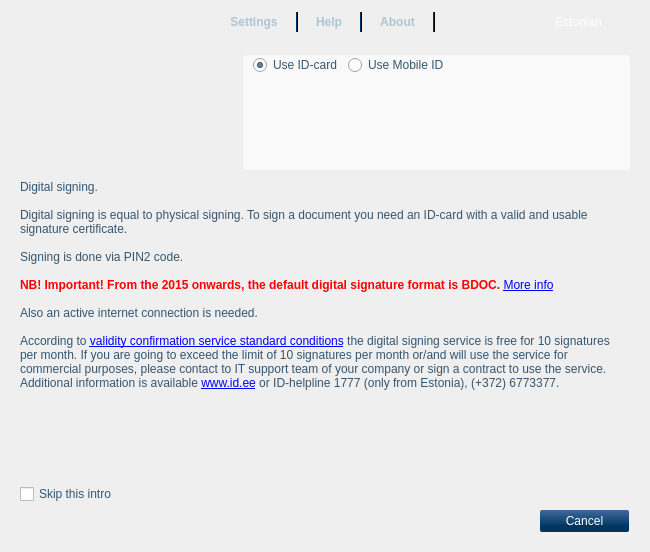
The window that client/ui/MainWindow.ui (open-eid/qdigidoc) describes before a commit, drawn with Qt 5.
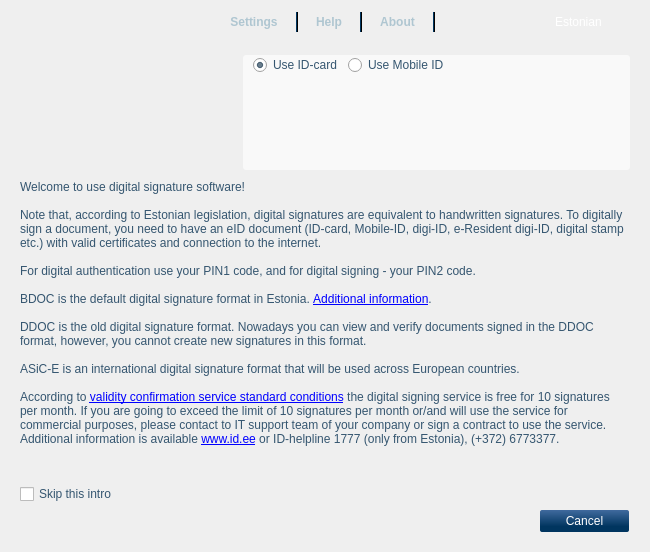
The same window after the commit. The open tabs and pages were chosen to show the change. Icons and pictures are not drawn. Custom widgets are drawn as their Qt base class.

Diff of the .ui file:
```diff
--- a/client/ui/MainWindow.ui
+++ b/client/ui/MainWindow.ui
@@ -683,12 +683,13 @@
           <item>
            <widget class="QLabel" name="introContent">
             <property name="text">
-             <string>Digital signing.&lt;br /&gt;&lt;br /&gt;
-Digital signing is equal to physical signing. To sign a document you need an ID-card with a valid and usable signature certificate.&lt;br /&gt;&lt;br /&gt;
-Signing is done via PIN2 code.&lt;br /&gt;&lt;br /&gt;
-&lt;b&gt;&lt;font color=&quot;red&quot;&gt;NB! Important! From the 2015 onwards, the default digital signature format is BDOC.&lt;/font&gt;&lt;/b&gt; &lt;a href=&quot;http://www.ria.ee/bdoc-en&quot;&gt;More info&lt;/a&gt;&lt;br /&gt;&lt;br /&gt;
-Also an active internet connection is needed.&lt;br /&gt;&lt;br /&gt;
-According to &lt;a href=&quot;http://sk.ee/en/services/validity-confirmation-services&quot;&gt;validity confirmation service standard conditions&lt;/a&gt; the digital signing service is free for 10 signatures per month. If you are going to exceed the limit of 10 signatures per month or/and will use the service for commercial purposes, please contact to IT support team of your company or sign a contract to use the service. Additional information is available &lt;a href=&quot;http://www.id.ee&quot;&gt;www.id.ee&lt;/a&gt; or ID-helpline 1777 (only from Estonia), (+372) 6773377.</string>
+             <string>Welcome to use digital signature software!&lt;br /&gt;&lt;br /&gt;
+Note that, according to Estonian legislation, digital signatures are equivalent to handwritten signatures. To digitally sign a document, you need to have an eID document (ID-card, Mobile-ID, digi-ID, e-Resident digi-ID, digital stamp etc.) with valid certificates and connection to the internet.&lt;br /&gt;&lt;br /&gt;
+For digital authentication use your PIN1 code, and for digital signing - your PIN2 code.&lt;br /&gt;&lt;br /&gt;
+BDOC is the default digital signature format in Estonia. &lt;a href=&quot;https://www.ria.ee/en/bdoc-en.html&quot;&gt;Additional information&lt;/a&gt;.&lt;br /&gt;&lt;br /&gt;
+DDOC is the old digital signature format. Nowadays you can view and verify documents signed in the DDOC format, however, you cannot create new signatures in this format.&lt;br /&gt;&lt;br /&gt;
+ASiC-E is an international digital signature format that will be used across European countries.&lt;br /&gt;&lt;br /&gt;
+According to &lt;a href=&quot;http://sk.ee/en/services/validity-confirmation-services&quot;&gt;validity confirmation service standard conditions&lt;/a&gt; the digital signing service is free for 10 signatures per month. If you are going to exceed the limit of 10 signatures per month or/and will use the service for commercial purposes, please contact to IT support team of your company or sign a contract to use the service. Additional information is available &lt;a href=&quot;http://www.id.ee/?lang=en&quot;&gt;www.id.ee&lt;/a&gt; or ID-helpline 1777 (only from Estonia), (+372) 6773377.</string>
             </property>
             <property name="alignment">
              <set>Qt::AlignLeading|Qt::AlignLeft|Qt::AlignTop</set>
```
